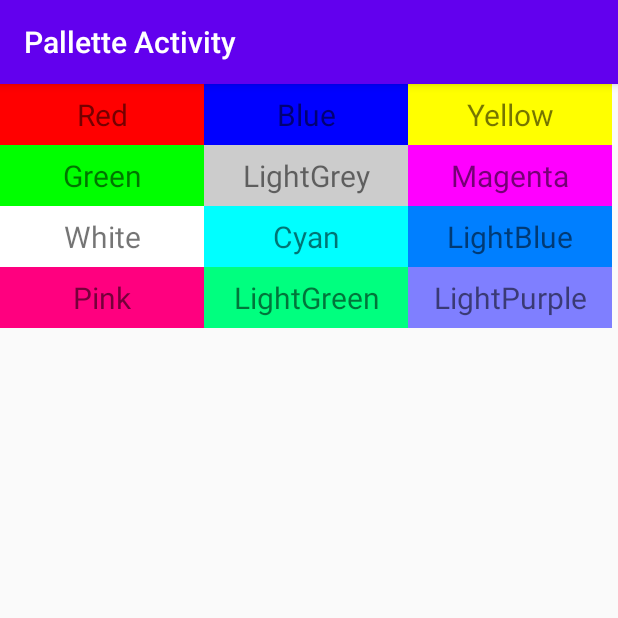
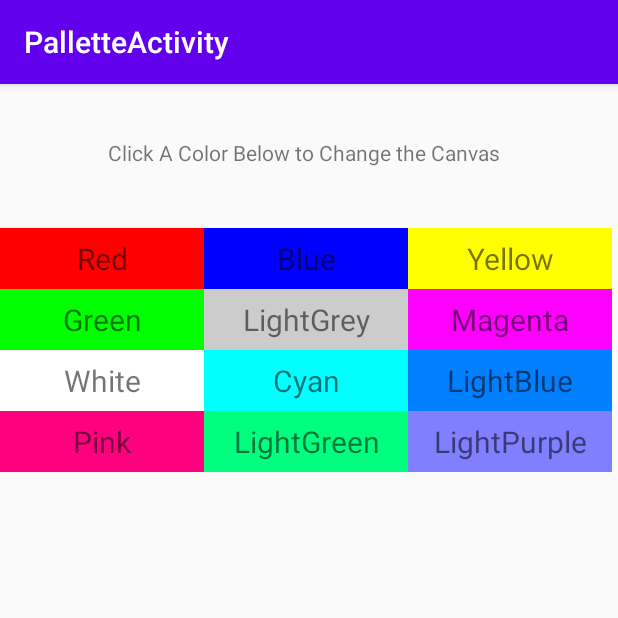
Before and after one commit to annguyen2790/ColorChangingApp, an Android app: the screen it shows after launch (PalletteActivity), on a phone screen of 412 x 824 dp, the top half of it. Run offline under Robolectric (Android 15) with nearby library versions, the phone set to English and light mode, and no system bars.

```diff
--- a/app/src/main/java/edu/temple/colorchangingapp/PalletteActivity.java
+++ b/app/src/main/java/edu/temple/colorchangingapp/PalletteActivity.java
@@ -3,10 +3,12 @@ package edu.temple.colorchangingapp;
 import androidx.appcompat.app.AppCompatActivity;
 
 import android.content.Intent;
+import android.content.res.Resources;
 import android.os.Bundle;
 import android.view.View;
 import android.widget.AdapterView;
 import android.widget.GridView;
+import android.widget.TextView;
 import android.widget.Toast;
 
 import java.util.ArrayList;
@@ -14,21 +16,22 @@ import java.util.ArrayList;
 public class PalletteActivity extends AppCompatActivity {
     GridView gridView;
     ColorAdapter colorAdapter;
-    String [] colors = {"Red", "Blue" ,"Yellow",
-                        "Green", "LightGrey", "Magenta",
-                        "White", "Cyan", "LightBlue",
-                        "Pink", "LightGreen", "LightPurple"};
+
+
+    TextView textViewInstruction;
     @Override
     protected void onCreate(Bundle savedInstanceState) {
         super.onCreate(savedInstanceState);
         setContentView(R.layout.pallete_main);
-        setTitle("Pallette Activity");
+        setTitle(R.string.PalletteActivity);
+
         /*Initialize objects*/
-
+        Resources resources = getResources();
+        String [] colours = resources.getStringArray(R.array.colors_array);
         /*Testing*/
 
         gridView = findViewById(R.id.GridView_Color);
-        colorAdapter = new ColorAdapter(PalletteActivity.this, colors);
+        colorAdapter = new ColorAdapter(PalletteActivity.this, colours);
         gridView.setAdapter(colorAdapter);
 
         gridView.setOnItemClickListener(new AdapterView.OnItemClickListener() {
--- a/app/src/main/res/layout/pallete_main.xml
+++ b/app/src/main/res/layout/pallete_main.xml
@@ -10,9 +10,20 @@
         android:id="@+id/GridView_Color"
         android:layout_width="409dp"
         android:layout_height="354dp"
+        android:layout_marginTop="96dp"
         android:columnWidth="1dp"
         android:numColumns="3"
         app:layout_constraintStart_toStartOf="parent"
         app:layout_constraintTop_toTopOf="parent" />
 
+    <TextView
+        android:id="@+id/textView_Instruction"
+        android:layout_width="wrap_content"
+        android:layout_height="wrap_content"
+        android:layout_marginStart="72dp"
+        android:layout_marginTop="36dp"
+        android:text="@string/InstructionMessage"
+        app:layout_constraintStart_toStartOf="parent"
+        app:layout_constraintTop_toTopOf="parent" />
+
 </androidx.constraintlayout.widget.ConstraintLayout>
--- a/app/src/main/res/values/strings.xml
+++ b/app/src/main/res/values/strings.xml
@@ -1,3 +1,20 @@
 <resources>
     <string name="app_name">ColorChangingApp</string>
+    <string name="InstructionMessage">Click A Color Below to Change the Canvas</string>
+    <string name= "PalletteActivity">PalletteActivity</string>
+    <string name="CanvasActivity">CanvasActivity</string>
+    <string-array name="colors_array">
+        <item>Red</item>
+        <item>Blue</item>
+        <item>Yellow</item>
+        <item>Green</item>
+        <item>LightGrey</item>
+        <item>Magenta</item>
+        <item>White</item>
+        <item>Cyan</item>
+        <item>LightBlue</item>
+        <item>Pink</item>
+        <item>LightGreen</item>
+        <item>LightPurple</item>
+    </string-array>
 </resources>
```
Also changed, not shown: app/src/main/java/edu/temple/colorchangingapp/CanvasActivity.java (+47 -42 lines), 1 other file.
